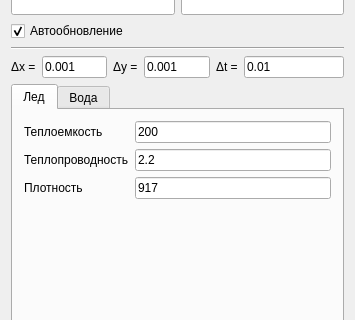
Old version of the form displaymeltmodel.ui in the repository AndreyMlashkin/stefanoproblem; both pictures show x 0 to 355 and y 176 to 496 of the 355 by 583 pixel window.
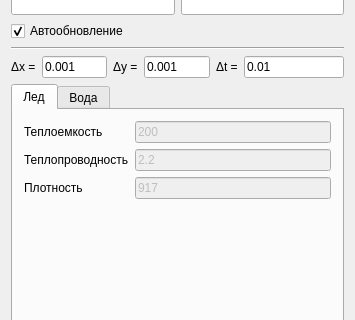
New version of the form.

```diff
--- a/displaymeltmodel.ui
+++ b/displaymeltmodel.ui
@@ -254,6 +254,9 @@
         </item>
         <item row="0" column="1">
          <widget class="QLineEdit" name="iceC">
+          <property name="enabled">
+           <bool>false</bool>
+          </property>
           <property name="text">
            <string>200</string>
           </property>
@@ -268,6 +271,9 @@
         </item>
         <item row="1" column="1">
          <widget class="QLineEdit" name="iceLambda">
+          <property name="enabled">
+           <bool>false</bool>
+          </property>
           <property name="text">
            <string>2.2</string>
           </property>
@@ -282,6 +288,9 @@
         </item>
         <item row="2" column="1">
          <widget class="QLineEdit" name="iceR">
+          <property name="enabled">
+           <bool>false</bool>
+          </property>
           <property name="text">
            <string>917</string>
           </property>
```
